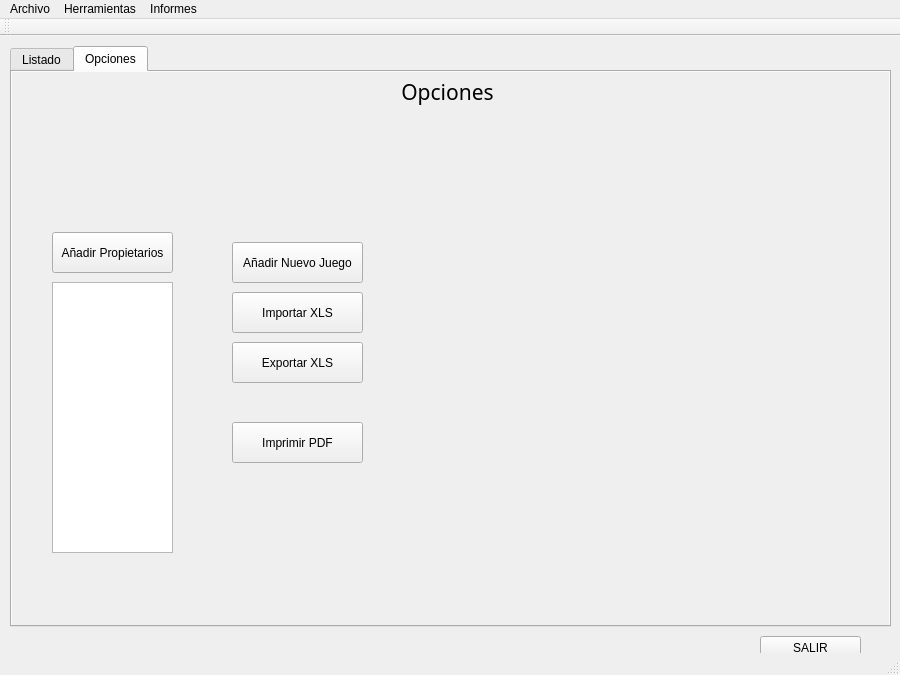
Qt form UiPrincipal.ui (arlumno/DI-BibliotecaJuegos) before a commit.
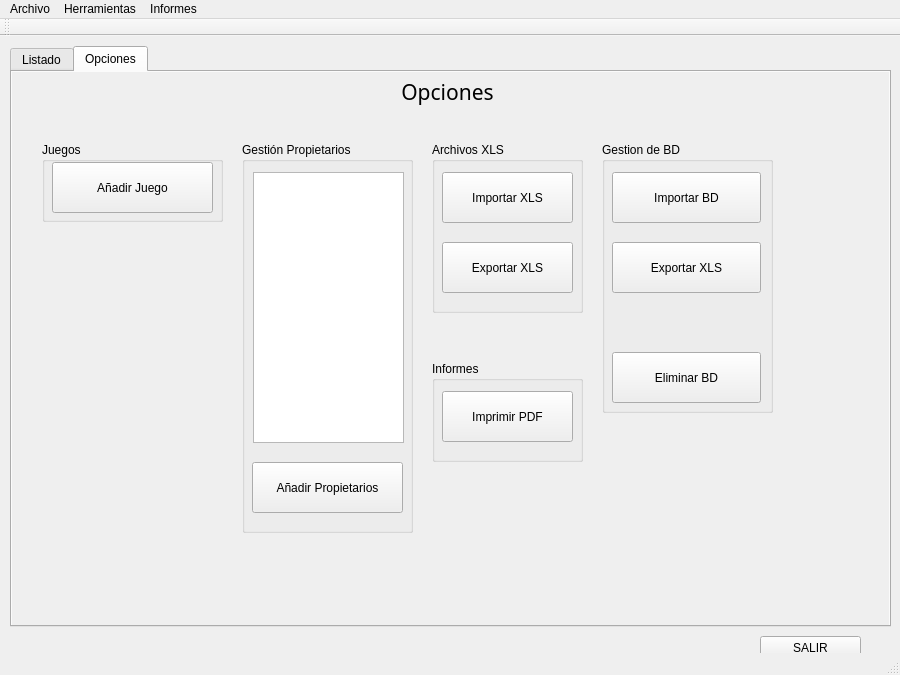
The same form after that commit. Icons and pictures are not drawn.

What changed in the file:
```diff
--- a/UiPrincipal.ui
+++ b/UiPrincipal.ui
@@ -393,80 +393,264 @@
        <set>Qt::AlignCenter</set>
       </property>
      </widget>
-     <widget class="QPushButton" name="bAddJuego">
+     <widget class="QGroupBox" name="groupBox_2">
       <property name="geometry">
        <rect>
-        <x>220</x>
-        <y>170</y>
-        <width>131</width>
-        <height>41</height>
-       </rect>
-      </property>
-      <property name="text">
-       <string>Añadir Nuevo Juego</string>
-      </property>
-     </widget>
-     <widget class="QPushButton" name="bAddGame_2">
-      <property name="geometry">
-       <rect>
-        <x>40</x>
-        <y>160</y>
-        <width>121</width>
-        <height>41</height>
-       </rect>
-      </property>
-      <property name="text">
-       <string>Añadir Propietarios</string>
-      </property>
-     </widget>
-     <widget class="QListWidget" name="lwPropietarios">
-      <property name="geometry">
-       <rect>
-        <x>40</x>
-        <y>210</y>
-        <width>121</width>
+        <x>590</x>
+        <y>70</y>
+        <width>171</width>
         <height>271</height>
        </rect>
       </property>
+      <property name="title">
+       <string>Gestion de BD</string>
+      </property>
+      <widget class="QPushButton" name="bImportarBD">
+       <property name="geometry">
+        <rect>
+         <x>10</x>
+         <y>30</y>
+         <width>149</width>
+         <height>51</height>
+        </rect>
+       </property>
+       <property name="text">
+        <string>Importar BD</string>
+       </property>
+       <property name="icon">
+        <iconset resource="iconos.qrc">
+         <normaloff>:/icons/recursos/Misc_Upload_Database_Icon_256.png</normaloff>:/icons/recursos/Misc_Upload_Database_Icon_256.png</iconset>
+       </property>
+       <property name="iconSize">
+        <size>
+         <width>32</width>
+         <height>32</height>
+        </size>
+       </property>
+      </widget>
+      <widget class="QPushButton" name="bExportarBD">
+       <property name="geometry">
+        <rect>
+         <x>10</x>
+         <y>100</y>
+         <width>149</width>
+         <height>51</height>
+        </rect>
+       </property>
+       <property name="text">
+        <string>Exportar XLS</string>
+       </property>
+       <property name="icon">
+        <iconset resource="iconos.qrc">
+         <normaloff>:/icons/recursos/Download Database.png</normaloff>:/icons/recursos/Download Database.png</iconset>
+       </property>
+       <property name="iconSize">
+        <size>
+         <width>32</width>
+         <height>32</height>
+        </size>
+       </property>
+      </widget>
+      <widget class="QPushButton" name="bEliminarBd">
+       <property name="geometry">
+        <rect>
+         <x>10</x>
+         <y>210</y>
+         <width>149</width>
+         <height>51</height>
+        </rect>
+       </property>
+       <property name="text">
+        <string>Eliminar BD</string>
+       </property>
+       <property name="icon">
+        <iconset resource="iconos.qrc">
+         <normaloff>:/icons/recursos/Remove_from_database_Icon_256.png</normaloff>:/icons/recursos/Remove_from_database_Icon_256.png</iconset>
+       </property>
+       <property name="iconSize">
+        <size>
+         <width>32</width>
+         <height>32</height>
+        </size>
+       </property>
+      </widget>
      </widget>
-     <widget class="QPushButton" name="bImportarXls">
+     <widget class="QGroupBox" name="groupBox_3">
       <property name="geometry">
        <rect>
-        <x>220</x>
-        <y>220</y>
-        <width>131</width>
-        <height>41</height>
+        <x>420</x>
+        <y>70</y>
+        <width>151</width>
+        <height>171</height>
        </rect>
       </property>
-      <property name="text">
-       <string>Importar XLS</string>
+      <property name="title">
+       <string>Archivos XLS</string>
       </property>
+      <widget class="QPushButton" name="bImportarXls">
+       <property name="geometry">
+        <rect>
+         <x>10</x>
+         <y>30</y>
+         <width>131</width>
+         <height>51</height>
+        </rect>
+       </property>
+       <property name="text">
+        <string>Importar XLS</string>
+       </property>
+       <property name="icon">
+        <iconset resource="iconos.qrc">
+         <normaloff>:/icons/recursos/xls.png</normaloff>:/icons/recursos/xls.png</iconset>
+       </property>
+       <property name="iconSize">
+        <size>
+         <width>32</width>
+         <height>32</height>
+        </size>
+       </property>
+      </widget>
+      <widget class="QPushButton" name="bExportarXls">
+       <property name="geometry">
+        <rect>
+         <x>10</x>
+         <y>100</y>
+         <width>131</width>
+         <height>51</height>
+        </rect>
+       </property>
+       <property name="text">
+        <string>Exportar XLS</string>
+       </property>
+       <property name="icon">
+        <iconset resource="iconos.qrc">
+         <normaloff>:/icons/recursos/xls.png</normaloff>:/icons/recursos/xls.png</iconset>
+       </property>
+       <property name="iconSize">
+        <size>
+         <width>32</width>
+         <height>32</height>
+        </size>
+       </property>
+      </widget>
      </widget>
-     <widget class="QPushButton" name="bExportarXls">
+     <widget class="QGroupBox" name="groupBox_4">
       <property name="geometry">
        <rect>
-        <x>220</x>
-        <y>270</y>
-        <width>131</width>
-        <height>41</height>
+        <x>420</x>
+        <y>289</y>
+        <width>151</width>
+        <height>101</height>
        </rect>
       </property>
-      <property name="text">
-       <string>Exportar XLS</string>
+      <property name="title">
+       <string>Informes</string>
       </property>
+      <widget class="QPushButton" name="bInformePdf">
+       <property name="geometry">
+        <rect>
+         <x>10</x>
+         <y>30</y>
+         <width>131</width>
+         <height>51</height>
+        </rect>
+       </property>
+       <property name="text">
+        <string>Imprimir PDF</string>
+       </property>
+       <property name="icon">
+        <iconset resource="iconos.qrc">
+         <normaloff>:/icons/recursos/pdf.png</normaloff>:/icons/recursos/pdf.png</iconset>
+       </property>
+       <property name="iconSize">
+        <size>
+         <width>32</width>
+         <height>32</height>
+        </size>
+       </property>
+      </widget>
      </widget>
-     <widget class="QPushButton" name="bInformePdf">
+     <widget class="QGroupBox" name="groupBox_5">
       <property name="geometry">
        <rect>
-        <x>220</x>
-        <y>350</y>
-        <width>131</width>
-        <height>41</height>
+        <x>230</x>
+        <y>70</y>
+        <width>171</width>
+        <height>391</height>
        </rect>
       </property>
-      <property name="text">
-       <string>Imprimir PDF</string>
+      <property name="title">
+       <string>Gestión Propietarios</string>
       </property>
+      <widget class="QListWidget" name="lwPropietarios">
+       <property name="geometry">
+        <rect>
+         <x>11</x>
+         <y>30</y>
+         <width>151</width>
+         <height>271</height>
+        </rect>
+       </property>
+      </widget>
+      <widget class="QPushButton" name="bAddGame_2">
+       <property name="geometry">
+        <rect>
+         <x>10</x>
+         <y>320</y>
+         <width>151</width>
+         <height>51</height>
+        </rect>
+       </property>
+       <property name="text">
+        <string>Añadir Propietarios</string>
+       </property>
+       <property name="icon">
+        <iconset resource="iconos.qrc">
+         <normaloff>:/icons/recursos/add-user.png</normaloff>:/icons/recursos/add-user.png</iconset>
+       </property>
+       <property name="iconSize">
+        <size>
+         <width>24</width>
+         <height>24</height>
+        </size>
+       </property>
+      </widget>
+     </widget>
+     <widget class="QGroupBox" name="groupBox_6">
+      <property name="geometry">
+       <rect>
+        <x>30</x>
+        <y>70</y>
+        <width>181</width>
+        <height>80</height>
+       </rect>
+      </property>
+      <property name="title">
+       <string>Juegos</string>
+      </property>
+      <widget class="QPushButton" name="bAddJuego">
+       <property name="geometry">
+        <rect>
+         <x>10</x>
+         <y>20</y>
+         <width>161</width>
+         <height>51</height>
+        </rect>
+       </property>
+       <property name="text">
+        <string>Añadir Juego</string>
+       </property>
+       <property name="icon">
+        <iconset resource="iconos.qrc">
+         <normaloff>:/icons/recursos/plus.png</normaloff>:/icons/recursos/plus.png</iconset>
+       </property>
+       <property name="iconSize">
+        <size>
+         <width>32</width>
+         <height>32</height>
+        </size>
+       </property>
+      </widget>
      </widget>
     </widget>
    </widget>
```
Left out of the diff: 76 changed lines with no effect on the pictures.
